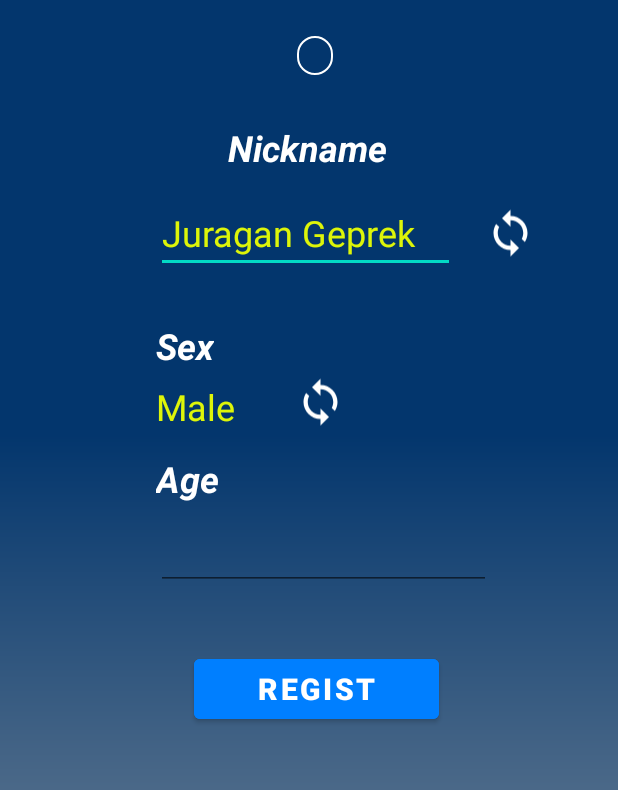
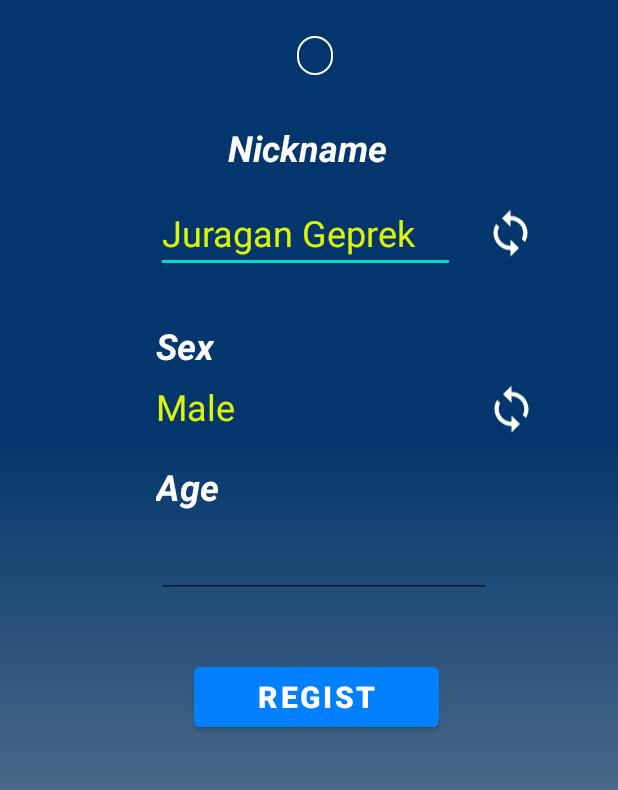
Before and after one commit to DricZ/FALL, an Android app: the Registration2 screen opened directly, with no data from a screen before it, on a phone screen of 412 x 824 dp, the part 225-1015 px from its top. Run offline under Robolectric (Android 15) with nearby library versions, the phone set to English and light mode, and no system bars.

```diff
--- a/app/src/main/java/com/example/fall/Registration.kt
+++ b/app/src/main/java/com/example/fall/Registration.kt
@@ -1,5 +1,6 @@
 package com.example.fall
 
+import android.annotation.SuppressLint
 import android.content.DialogInterface
 import android.content.Intent
 import androidx.appcompat.app.AppCompatActivity
@@ -14,6 +15,7 @@ import kotlinx.coroutines.Dispatchers
 import kotlinx.coroutines.async
 
 class Registration : AppCompatActivity() {
+    @SuppressLint("SuspiciousIndentation")
     override fun onCreate(savedInstanceState: Bundle?) {
         super.onCreate(savedInstanceState)
         setContentView(R.layout.activity_registration)
@@ -23,6 +25,8 @@ class Registration : AppCompatActivity() {
         val etUsr = findViewById<EditText>(R.id.editTextUsr)
         val etPass = findViewById<EditText>(R.id.editTextTextPassword)
         val etAge = findViewById<EditText>(R.id.editTextNumberSigned2)
+
+
 //        CoroutineScope(Dispatchers.Main).async {
             btnNextRegist.setOnClickListener{
 
--- a/app/src/main/res/layout/activity_registration2.xml
+++ b/app/src/main/res/layout/activity_registration2.xml
@@ -75,9 +75,12 @@
             android:id="@+id/imageView4"
             android:layout_width="34dp"
             android:layout_height="37dp"
-            android:layout_marginStart="40dp"
-            app:layout_constraintBottom_toBottomOf="@+id/textView"
-            app:layout_constraintStart_toEndOf="@+id/textView"
+            android:layout_marginTop="80dp"
+            android:layout_marginEnd="52dp"
+            app:layout_constraintEnd_toEndOf="parent"
+            app:layout_constraintHorizontal_bias="0.96"
+            app:layout_constraintStart_toEndOf="@+id/textViewSex2"
+            app:layout_constraintTop_toBottomOf="@+id/imageView3"
             app:srcCompat="@drawable/ic_baseline_loop_24" />
 
         <TextView
@@ -94,9 +97,9 @@
             app:layout_constraintTop_toBottomOf="@+id/editTextNn" />
 
         <TextView
-            android:id="@+id/textView"
-            android:layout_width="wrap_content"
-            android:layout_height="32dp"
+            android:id="@+id/textViewSex2"
+            android:layout_width="170dp"
+            android:layout_height="37dp"
             android:layout_marginTop="8dp"
             android:text="Male"
             android:textColor="@color/text"
@@ -113,8 +116,8 @@
             android:textColor="@color/white"
             android:textSize="24sp"
             android:textStyle="bold|italic"
-            app:layout_constraintStart_toStartOf="@+id/textViewSex"
-            app:layout_constraintTop_toBottomOf="@+id/textView" />
+            app:layout_constraintStart_toStartOf="@+id/textViewSex2"
+            app:layout_constraintTop_toBottomOf="@+id/textViewSex2" />
 
         <EditText
             android:id="@+id/editTextNumberSigned2"
```
Also changed, not shown: app/src/main/java/com/example/fall/Registration2.kt (+46 -0 lines).
